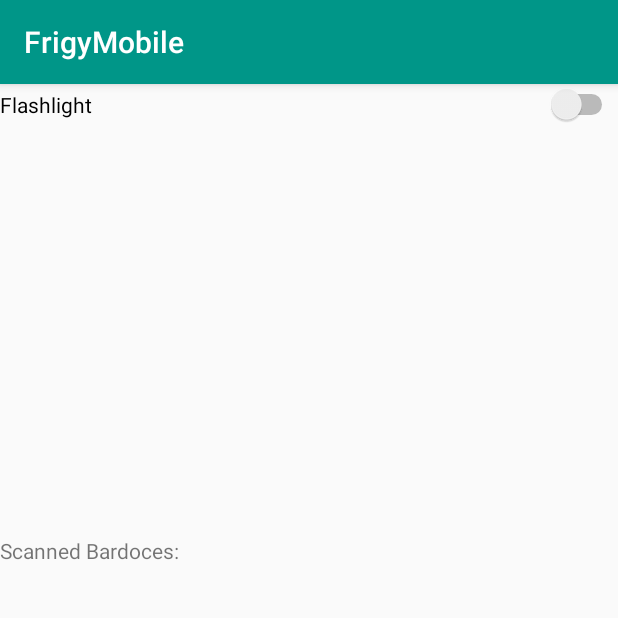
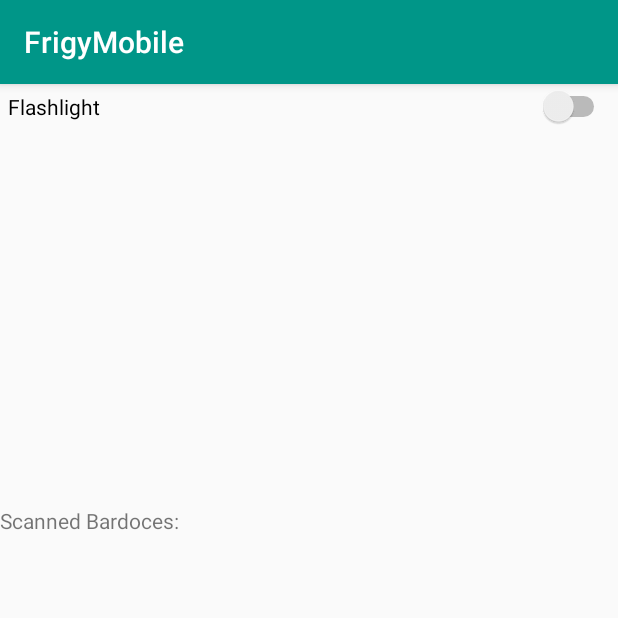
Before and after one commit to bunnywrote/frigy-mobile, an Android app: the CheckInActivity screen opened directly, with no data from a screen before it, on a phone screen of 412 x 824 dp, the top half of it. Run offline under Robolectric (Android 15) with nearby library versions, the phone set to English and light mode, and no system bars; our stand-ins replace Volley; libraries missing offline, so code that uses them is left out: me.dm7.barcodescanner; 5 statements that could not run were skipped.

Commit message:
improvements in check-in activity

```diff
--- a/app/src/main/java/org/frigy/frigymobile/Activities/CheckInActivity.kt
+++ b/app/src/main/java/org/frigy/frigymobile/Activities/CheckInActivity.kt
@@ -7,6 +7,8 @@ import android.os.Bundle
 import android.support.v4.app.ActivityCompat
 import android.support.v7.app.AppCompatActivity
 import android.view.ViewGroup
+import android.widget.CompoundButton
+import android.widget.Switch
 import android.widget.TextView
 import android.widget.Toast
 import com.android.volley.AuthFailureError
@@ -38,13 +40,17 @@ class CheckInActivity : AppCompatActivity(), ZBarScannerView.ResultHandler {
             ActivityCompat.requestPermissions(this, arrayOf(android.Manifest.permission.CAMERA), 0)
         }
 
-
         mScannerView = ZBarScannerView(this)
         setContentView(R.layout.activity_check_in)
         val barcodeLayout: ViewGroup = findViewById(R.id.barcode_layout)
         resultView = findViewById(R.id.text_result)
 
+        val flashSwitch: Switch = findViewById(R.id.flashSwitch)
+
+        flashSwitch.setOnCheckedChangeListener({ compoundButton: CompoundButton, b: Boolean -> mScannerView.flash = b })
+
         barcodeLayout.addView(mScannerView)
+        //Hack for huawei phones
         //mScannerView.setAspectTolerance(0.5f);
 
     }
@@ -53,8 +59,6 @@ class CheckInActivity : AppCompatActivity(), ZBarScannerView.ResultHandler {
         super.onResume()
         mScannerView.setResultHandler(this)
         mScannerView.setAutoFocus(true)
-        //TODO add toggle for flashlight
-        //mScannerView.flash = true
         mScannerView.startCamera()
     }
 
@@ -63,16 +67,10 @@ class CheckInActivity : AppCompatActivity(), ZBarScannerView.ResultHandler {
         mScannerView.stopCamera()
     }
 
-
-    //Implementing the ResultHandler interface and overriding handleResult function
-
-
     override fun handleResult(result: Result?) {
         Toast.makeText(this, "Scan successful: " + result?.contents + " (" + result?.barcodeFormat?.name + ")", Toast.LENGTH_SHORT).show()
-        //resultView.append(result?.contents + " (" + result?.barcodeFormat?.name + ")\n")
         val products: LiveData<List<Product>> = ProductRepository(this).searchByBarcode(result?.contents.toString())
 
-        // Observe the LiveData, passing in this activity as the LifecycleOwner and the observer.
         products.observe(this, (Observer<List<Product>> {
             if (products.value!!.isEmpty()) {
                 Toast.makeText(this, "No products found for barcode: " + result?.contents, Toast.LENGTH_SHORT).show()
@@ -83,12 +81,9 @@ class CheckInActivity : AppCompatActivity(), ZBarScannerView.ResultHandler {
                 }
             }
         }))
+
         //TODO dont resume camera immediately
         mScannerView.resumeCameraPreview(this)
-
-        //{products -> {for (product in products){ resultView.append(product.toString())}}
-        //Camera will stop after scanning result, so we need to resume the
-        //preview in order scan more codes
     }
 
 }
--- a/app/src/main/java/org/frigy/frigymobile/Persistence/ProductRepository.kt
+++ b/app/src/main/java/org/frigy/frigymobile/Persistence/ProductRepository.kt
@@ -65,6 +65,8 @@ class ProductRepository(context: Context) {
                     result.postValue(resultProducts)
                 },
                 Response.ErrorListener { error ->
+                    //TODO exception handling
+                    //throw Exception("could not load data from foodrepo.org: " + error)
                     Log.d(this.javaClass.name, "could not load data from foodrepo.org: " + error)
                     //resultView.addtext = "Error while fetching data from API: " + error
                 }
@@ -109,6 +111,7 @@ class ProductRepository(context: Context) {
     }*/
 
 
+    //TODO build query with json-object
     private fun productBarcodeQuery(query: String): String {
         var query: String = "{\n" +
                 "  \"_source\": {\n" +
--- a/app/src/main/res/layout/activity_check_in.xml
+++ b/app/src/main/res/layout/activity_check_in.xml
@@ -19,7 +19,7 @@
 
         <LinearLayout
             android:layout_width="match_parent"
-            android:layout_height="50dp"
+            android:layout_height="wrap_content"
             android:orientation="horizontal">
 
             <Switch
@@ -27,6 +27,7 @@
                 android:layout_width="wrap_content"
                 android:layout_height="wrap_content"
                 android:layout_weight="1"
+                android:padding="5dp"
                 android:text="Flashlight" />
         </LinearLayout>
 
```
